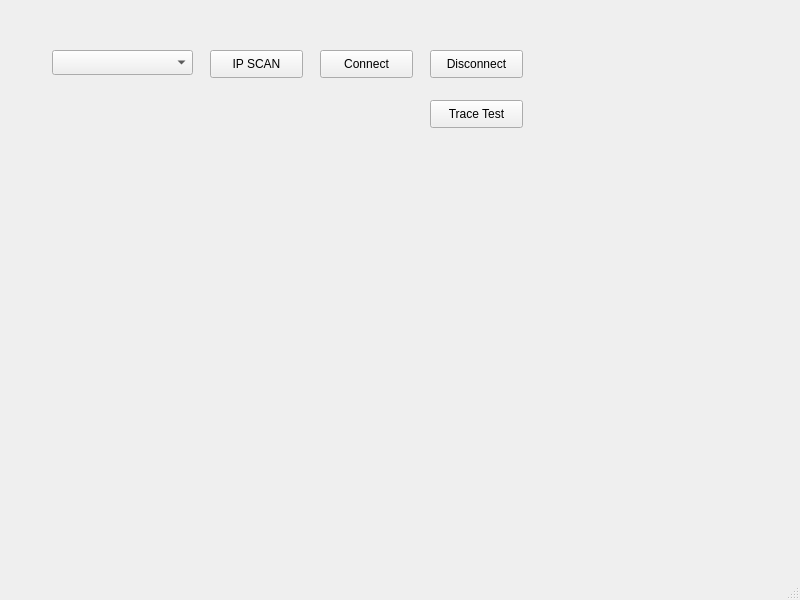
This is 1202/mainwindow.ui in dinoness/parallel_Qt_program as Qt 5 draws it before an edit. The edited form follows.
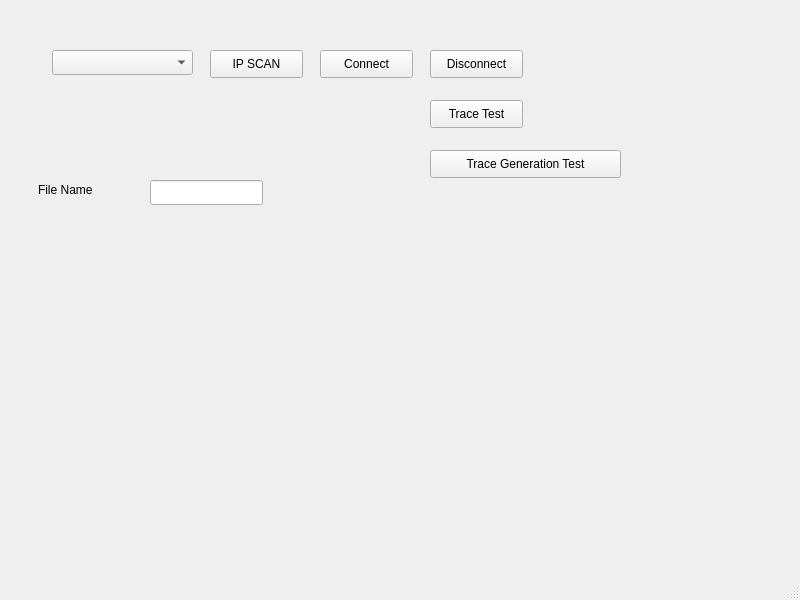
This is the edited form.

The edit to the form file:
```diff
--- a/1202/mainwindow.ui
+++ b/1202/mainwindow.ui
@@ -76,6 +76,42 @@
      <string>Trace Test</string>
     </property>
    </widget>
+   <widget class="QLineEdit" name="ledit_data_file_name">
+    <property name="geometry">
+     <rect>
+      <x>150</x>
+      <y>180</y>
+      <width>113</width>
+      <height>25</height>
+     </rect>
+    </property>
+   </widget>
+   <widget class="QLabel" name="label">
+    <property name="geometry">
+     <rect>
+      <x>38</x>
+      <y>180</y>
+      <width>91</width>
+      <height>20</height>
+     </rect>
+    </property>
+    <property name="text">
+     <string>File Name</string>
+    </property>
+   </widget>
+   <widget class="QPushButton" name="btn_trace_generation_test">
+    <property name="geometry">
+     <rect>
+      <x>430</x>
+      <y>150</y>
+      <width>191</width>
+      <height>28</height>
+     </rect>
+    </property>
+    <property name="text">
+     <string>Trace Generation Test</string>
+    </property>
+   </widget>
   </widget>
   <widget class="QMenuBar" name="menubar">
    <property name="geometry">
```
